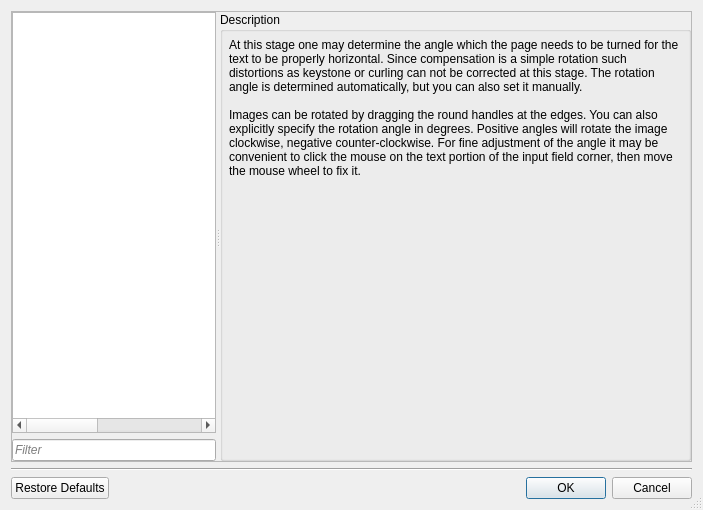
Before: the Qt Designer form ui/SettingsDialog.ui in trufanov-nok/scantailor-universal, drawn with Qt 5.
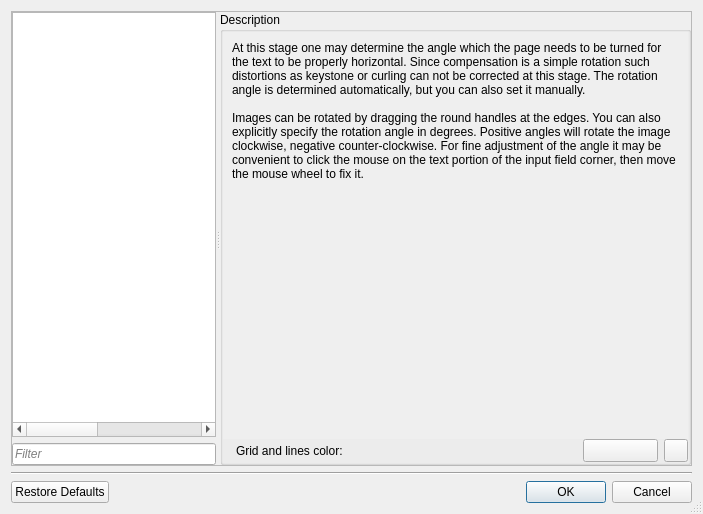
After: the same form once the commit is applied. The open tabs and pages were chosen to show the change. Icons and pictures are not drawn. Custom widgets are drawn as their Qt base class.

Commit message: New settings: color of indicators in Deskew and Content Selection step

Patch:
```diff
--- a/ui/SettingsDialog.ui
+++ b/ui/SettingsDialog.ui
@@ -7,7 +7,7 @@
     <x>0</x>
     <y>0</y>
     <width>703</width>
-    <height>510</height>
+    <height>514</height>
    </rect>
   </property>
   <property name="windowTitle">
@@ -1542,36 +1542,133 @@
           </property>
           <layout class="QVBoxLayout" name="verticalLayout_14">
            <property name="spacing">
-            <number>6</number>
+            <number>0</number>
            </property>
            <property name="leftMargin">
-            <number>6</number>
+            <number>0</number>
            </property>
            <property name="topMargin">
-            <number>6</number>
+            <number>0</number>
            </property>
            <property name="rightMargin">
-            <number>6</number>
+            <number>0</number>
            </property>
            <property name="bottomMargin">
-            <number>6</number>
+            <number>0</number>
            </property>
            <item>
-            <widget class="QLabel" name="lblDeskewDescr">
-             <property name="text">
-              <string>At this stage one may determine the angle which the page needs to be turned for the text to be properly horizontal. Since compensation is a simple rotation such distortions as keystone or curling can not be corrected at this stage. The rotation angle is determined automatically, but you can also set it manually.
+            <widget class="QScrollArea" name="scrollArea_21">
+             <property name="frameShape">
+              <enum>QFrame::NoFrame</enum>
+             </property>
+             <property name="widgetResizable">
+              <bool>true</bool>
+             </property>
+             <widget class="QWidget" name="scrollAreaWidgetContents_21">
+              <property name="geometry">
+               <rect>
+                <x>0</x>
+                <y>0</y>
+                <width>441</width>
+                <height>404</height>
+               </rect>
+              </property>
+              <layout class="QVBoxLayout" name="verticalLayout_96">
+               <item>
+                <widget class="QLabel" name="lblDeskewDescr">
+                 <property name="text">
+                  <string>At this stage one may determine the angle which the page needs to be turned for the text to be properly horizontal. Since compensation is a simple rotation such distortions as keystone or curling can not be corrected at this stage. The rotation angle is determined automatically, but you can also set it manually.
 
 Images can be rotated by dragging the round handles at the edges. You can also explicitly specify the rotation angle in degrees. Positive angles will rotate the image clockwise, negative counter-clockwise. For fine adjustment of the angle it may be convenient to click the mouse on the text portion of the input field corner, then move the mouse wheel to fix it.</string>
-             </property>
-             <property name="alignment">
-              <set>Qt::AlignLeading|Qt::AlignLeft|Qt::AlignTop</set>
-             </property>
-             <property name="wordWrap">
-              <bool>true</bool>
-             </property>
-             <property name="textInteractionFlags">
-              <set>Qt::LinksAccessibleByMouse|Qt::TextSelectableByKeyboard|Qt::TextSelectableByMouse</set>
-             </property>
+                 </property>
+                 <property name="alignment">
+                  <set>Qt::AlignLeading|Qt::AlignLeft|Qt::AlignTop</set>
+                 </property>
+                 <property name="wordWrap">
+                  <bool>true</bool>
+                 </property>
+                 <property name="textInteractionFlags">
+                  <set>Qt::LinksAccessibleByMouse|Qt::TextSelectableByKeyboard|Qt::TextSelectableByMouse</set>
+                 </property>
+                </widget>
+               </item>
+              </layout>
+             </widget>
+            </widget>
+           </item>
+           <item>
+            <widget class="QWidget" name="gbColorDeskew" native="true">
+             <layout class="QHBoxLayout" name="horizontalLayout_19">
+              <property name="leftMargin">
+               <number>0</number>
+              </property>
+              <property name="topMargin">
+               <number>0</number>
+              </property>
+              <property name="rightMargin">
+               <number>0</number>
+              </property>
+              <property name="bottomMargin">
+               <number>0</number>
+              </property>
+              <item>
+               <widget class="QLabel" name="label_11">
+                <property name="text">
+                 <string/>
+                </property>
+               </widget>
+              </item>
+              <item>
+               <widget class="QLabel" name="label_12">
+                <property name="text">
+                 <string>Grid and lines color: </string>
+                </property>
+               </widget>
+              </item>
+              <item>
+               <spacer name="horizontalSpacer_21">
+                <property name="orientation">
+                 <enum>Qt::Horizontal</enum>
+                </property>
+                <property name="sizeHint" stdset="0">
+                 <size>
+                  <width>40</width>
+                  <height>20</height>
+                 </size>
+                </property>
+               </spacer>
+              </item>
+              <item>
+               <widget class="QToolButton" name="btnColorDeskew">
+                <property name="minimumSize">
+                 <size>
+                  <width>75</width>
+                  <height>0</height>
+                 </size>
+                </property>
+                <property name="toolTip">
+                 <string>Click to change color</string>
+                </property>
+                <property name="text">
+                 <string/>
+                </property>
+               </widget>
+              </item>
+              <item>
+               <widget class="QToolButton" name="btnColorDeskewReset">
+                <property name="toolTip">
+                 <string>Reset color to default</string>
+                </property>
+                <property name="text">
+                 <string/>
+                </property>
+                <property name="icon">
+                 <iconset resource="../resources/resources.qrc">
+                  <normaloff>:/icons/gimp-undo-history.png</normaloff>:/icons/gimp-undo-history.png</iconset>
+                </property>
+               </widget>
+              </item>
+             </layout>
             </widget>
            </item>
           </layout>
```
Left out of the diff: 159 changed lines with no effect on the pictures. The commit also changes 11 other files.
